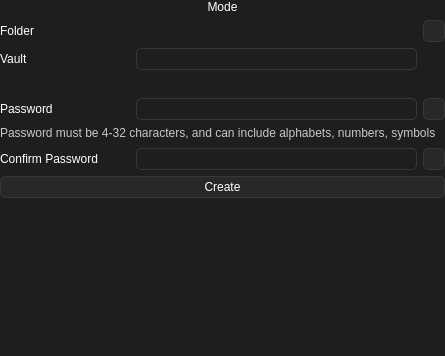
Above: ui/FrontendNewVault.ui from Nothing031/Vault before the change. Below: the same form after it.
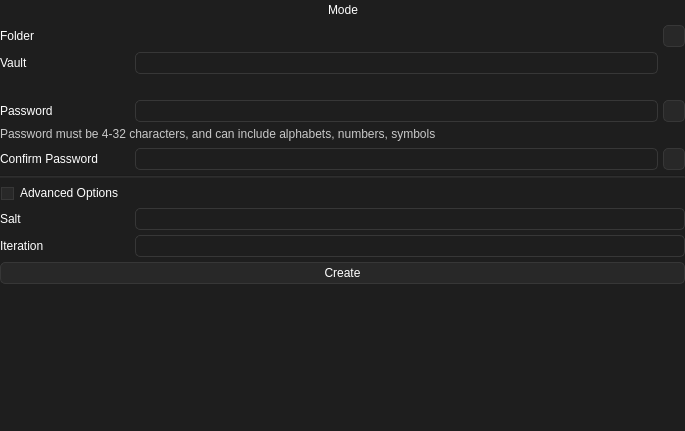
That is the form after the change. Icons and pictures are not drawn.

Diff of the .ui file:
```diff
--- a/ui/FrontendNewVault.ui
+++ b/ui/FrontendNewVault.ui
@@ -6,8 +6,8 @@
    <rect>
     <x>0</x>
     <y>0</y>
-    <width>445</width>
-    <height>356</height>
+    <width>685</width>
+    <height>431</height>
    </rect>
   </property>
   <property name="windowTitle">
@@ -31,38 +31,33 @@
 	border-radius: 5px;
 }
 
-/* ProgressBar */
-QProgressBar{
- 	border: 1px solid rgb(55, 55, 55);
-	border-radius: 5px;
-	padding-left: 0px;
-	color: rgb(0, 65, 74);
-	text-align: center;
-}
-QProgressBar::chunk{
-	border-radius: 5px;
- 	background-color: rgb(44, 222, 133);
-}
-
-#VaultAditionalInfoLabel , #DirectoryAditionalInfoLabel, #PasswordAditionalInfoLabel{
+/* Label */
+QLabel{
+	min-height: 20px;
+	max-height: 20px;
+	border: 0px;
+}#DIrectoryLabel, #VaultLabel, #PasswordLabel, #PwConfirmLabel, #SaltLabel, #IterationsLabel{
+	min-width: 130px;
+	max-width: 130px;
+}#VaultAditionalInfoLabel , #DirectoryAditionalInfoLabel, #PasswordAditionalInfoLabel{
 	font: 9pt;
 	color: rgb(200, 200, 200);
     min-height: 16px;
     max-height: 16px;
 }
-/* Label */
-QLabel{
-border: 0px;
+#line, #line_2{
+	background: rgb(40, 40, 40); 
 }
-
 /* TextEdit */
 QTextEdit{
-font: 9pt;
-border: 1px solid rgb(55, 55, 55);
-border-radius: 5px;
+	font: 9pt;
+	border: 1px solid rgb(55, 55, 55);
+	border-radius: 5px;
 }
 /* LineEdit */
 QLineEdit{
+	min-height: 20px;
+	max-height: 20px;
 	border: 1px solid rgb(55, 55, 55);
 	border-radius: 5px;
 }
@@ -75,31 +70,16 @@
 	gridline-color: rgb(0, 0, 0);
 }
 
-/* ComboBox */
-QComboBox{
-	background-color: rgb(40, 40, 40);
-	border: 1px solid rgb(55, 55, 55);
-	border-radius: 5px;
-	padding-left: 3px;
-}
-QComboBox::drop-down {
-    width: 20px;
-    border-left: 1px solid rgb(55, 55, 55);
-    border-top-right-radius: 5px; 
-    border-bottom-right-radius: 5px;
-    subcontrol-origin: padding;
-    subcontrol-position: top right;
-    width: 15px;
-}
-QComboBox::down-arrow {
-    image: url(:/icons/arrow_down.png);
-}
-
 /* PushButton */
 QPushButton{
+	min-height: 20px;
+	max-height: 20px;
 	border: 1px solid rgb(55, 55, 55);
 	border-radius: 5px;
 	background-color: rgb(40, 40, 40);
+}#PasswordVisibilityButton, #PwConfirmVisibilityButton{
+	min-width: 20px;
+	max-width: 20px;
 }
 QPushButton:pressed{
 	background-color: rgb(30, 30, 30);
@@ -107,20 +87,22 @@
 
 /* CheckBox */
 QCheckBox{
+	min-height: 20px;
+	max-height: 20px;
 	border: 1px solid rgb(55, 55, 55);
 	border-radius: 5px;
+	border: 0px;
 }
-QCheckBox::indicator{
-	margin-left: 2px;
-	margin-right: -2px;
+QCheckBox::indicator{	
+	margin: 1px 0px 0px 1px;
 }
 QCheckBox::indicator:unchecked{
-	border: 1px solid rgb(0, 0, 0);
-	background-color: rgb(200, 40 ,40);
+	border: 1px solid rgb(55, 55, 55);
+	background-color: rgb(40, 40 ,40);
 }
 QCheckBox::indicator:checked{
-	border: 1px solid rgb(0, 0, 0);
-	background-color: rgb(40, 200 ,40);
+	border: 1px solid rgb(55, 55,55);
+	background-color: rgb(200, 200 ,200);
 }
 
 </string>
@@ -138,8 +120,27 @@
    <property name="bottomMargin">
     <number>0</number>
    </property>
-   <item row="6" column="0">
+   <property name="spacing">
+    <number>5</number>
+   </property>
+   <item row="15" column="0">
+    <spacer name="verticalSpacer">
+     <property name="orientation">
+      <enum>Qt::Orientation::Vertical</enum>
+     </property>
+     <property name="sizeHint" stdset="0">
+      <size>
+       <width>20</width>
+       <height>40</height>
+      </size>
+     </property>
+    </spacer>
+   </item>
+   <item row="7" column="0">
     <layout class="QHBoxLayout" name="horizontalLayout_4">
+     <property name="spacing">
+      <number>5</number>
+     </property>
      <item>
       <widget class="QLabel" name="PwConfirmLabel">
        <property name="sizePolicy">
@@ -151,13 +152,13 @@
        <property name="minimumSize">
         <size>
          <width>130</width>
-         <height>22</height>
+         <height>20</height>
         </size>
        </property>
        <property name="maximumSize">
         <size>
          <width>130</width>
-         <height>22</height>
+         <height>20</height>
         </size>
        </property>
        <property name="text">
@@ -222,7 +223,7 @@
      </item>
     </layout>
    </item>
-   <item row="7" column="0">
+   <item row="14" column="0">
     <widget class="QPushButton" name="CreateVaultButton">
      <property name="minimumSize">
       <size>
@@ -241,21 +242,11 @@
      </property>
     </widget>
    </item>
-   <item row="8" column="0">
-    <spacer name="verticalSpacer">
-     <property name="orientation">
-      <enum>Qt::Orientation::Vertical</enum>
-     </property>
-     <property name="sizeHint" stdset="0">
-      <size>
-       <width>20</width>
-       <height>40</height>
-      </size>
-     </property>
-    </spacer>
-   </item>
-   <item row="4" column="0">
+   <item row="5" column="0">
     <layout class="QGridLayout" name="gridLayout_4">
+     <property name="spacing">
+      <number>5</number>
+     </property>
      <item row="0" column="1">
       <widget class="QLineEdit" name="PasswordLineedit">
        <property name="minimumSize">
@@ -305,31 +296,6 @@
        </property>
       </widget>
      </item>
-     <item row="0" column="0">
-      <widget class="QLabel" name="PasswordLabel">
-       <property name="sizePolicy">
-        <sizepolicy hsizetype="Fixed" vsizetype="Fixed">
-         <horstretch>0</horstretch>
-         <verstretch>0</verstretch>
-        </sizepolicy>
-       </property>
-       <property name="minimumSize">
-        <size>
-         <width>130</width>
-         <height>22</height>
-        </size>
-       </property>
-       <property name="maximumSize">
-        <size>
-         <width>130</width>
-         <height>22</height>
-        </size>
-       </property>
-       <property name="text">
-        <string>Password</string>
-       </property>
-      </widget>
-     </item>
      <item row="1" column="0" colspan="3">
       <widget class="QLabel" name="PasswordAditionalInfoLabel">
        <property name="text">
@@ -340,61 +306,50 @@
        </property>
       </widget>
      </item>
+     <item row="0" column="0">
+      <widget class="QLabel" name="PasswordLabel">
+       <property name="sizePolicy">
+        <sizepolicy hsizetype="Fixed" vsizetype="Fixed">
+         <horstretch>0</horstretch>
+         <verstretch>0</verstretch>
+        </sizepolicy>
+       </property>
+       <property name="minimumSize">
+        <size>
+         <width>130</width>
+         <height>20</height>
+        </size>
+       </property>
+       <property name="maximumSize">
+        <size>
+         <width>130</width>
+         <height>20</height>
+        </size>
+       </property>
+       <property name="text">
+        <string>Password</string>
+       </property>
+      </widget>
+     </item>
     </layout>
    </item>
-   <item row="2" column="0">
-    <widget class="QLabel" name="ModeLabel">
-     <property name="text">
-      <string>Mode</string>
-     </property>
-     <property name="alignment">
-      <set>Qt::AlignmentFlag::AlignCenter</set>
-     </property>
-    </widget>
-   </item>
-   <item row="3" column="0">
+   <item row="4" column="0">
     <layout class="QGridLayout" name="gridLayout_3">
-     <item row="1" column="1">
-      <widget class="QLineEdit" name="VaultNameLineedit">
-       <property name="minimumSize">
-        <size>
-         <width>0</width>
-         <height>22</height>
-        </size>
-       </property>
-       <property name="maximumSize">
-        <size>
-         <width>16777215</width>
-         <height>22</height>
-        </size>
-       </property>
-       <property name="text">
-        <string/>
-       </property>
-      </widget>
-     </item>
-     <item row="2" column="0" colspan="3">
-      <widget class="QLabel" name="VaultAditionalInfoLabel">
-       <property name="text">
-        <string/>
-       </property>
-       <property name="alignment">
-        <set>Qt::AlignmentFlag::AlignLeading|Qt::AlignmentFlag::AlignLeft|Qt::AlignmentFlag::AlignTop</set>
-       </property>
-      </widget>
-     </item>
+     <property name="spacing">
+      <number>5</number>
+     </property>
      <item row="1" column="0">
       <widget class="QLabel" name="VaultLabel">
        <property name="minimumSize">
         <size>
          <width>130</width>
-         <height>22</height>
+         <height>20</height>
         </size>
        </property>
        <property name="maximumSize">
         <size>
          <width>130</width>
-         <height>22</height>
+         <height>20</height>
         </size>
        </property>
        <property name="text">
@@ -402,18 +357,47 @@
        </property>
       </widget>
      </item>
+     <item row="0" column="2">
+      <widget class="QPushButton" name="DirectoryOpenButton">
+       <property name="sizePolicy">
+        <sizepolicy hsizetype="Fixed" vsizetype="Fixed">
+         <horstretch>0</horstretch>
+         <verstretch>0</verstretch>
+        </sizepolicy>
+       </property>
+       <property name="minimumSize">
+        <size>
+         <width>22</width>
+         <height>22</height>
+        </size>
+       </property>
+       <property name="maximumSize">
+        <size>
+         <width>22</width>
+         <height>22</height>
+        </size>
+       </property>
+       <property name="text">
+        <string/>
+       </property>
+       <property name="icon">
+        <iconset resource="../asset/resource.qrc">
+         <normaloff>:/icons/folder_open.png</normaloff>:/icons/folder_open.png</iconset>
+       </property>
+      </widget>
+     </item>
      <item row="0" column="0">
       <widget class="QLabel" name="DirectoryLabel">
        <property name="minimumSize">
         <size>
-         <width>130</width>
-         <height>22</height>
+         <width>0</width>
+         <height>20</height>
         </size>
        </property>
        <property name="maximumSize">
         <size>
-         <width>130</width>
-         <height>22</height>
+         <width>16777215</width>
+         <height>20</height>
         </size>
        </property>
        <property name="text">
@@ -433,37 +417,164 @@
        </property>
       </widget>
      </item>
-     <item row="0" column="2">
-      <widget class="QPushButton" name="DirectoryOpenButton">
-       <property name="sizePolicy">
-        <sizepolicy hsizetype="Fixed" vsizetype="Fixed">
-         <horstretch>0</horstretch>
-         <verstretch>0</verstretch>
-        </sizepolicy>
-       </property>
+     <item row="1" column="1">
+      <widget class="QLineEdit" name="VaultNameLineedit">
        <property name="minimumSize">
         <size>
-         <width>22</width>
+         <width>0</width>
          <height>22</height>
         </size>
        </property>
        <property name="maximumSize">
         <size>
-         <width>22</width>
+         <width>16777215</width>
          <height>22</height>
         </size>
        </property>
        <property name="text">
         <string/>
        </property>
-       <property name="icon">
-        <iconset resource="../asset/resource.qrc">
-         <normaloff>:/icons/folder_open.png</normaloff>:/icons/folder_open.png</iconset>
+      </widget>
+     </item>
+     <item row="2" column="0" colspan="3">
+      <widget class="QLabel" name="VaultAditionalInfoLabel">
+       <property name="text">
+        <string/>
        </property>
+       <property name="alignment">
+        <set>Qt::AlignmentFlag::AlignLeading|Qt::AlignmentFlag::AlignLeft|Qt::AlignmentFlag::AlignTop</set>
+       </property>
       </widget>
      </item>
     </layout>
    </item>
+   <item row="9" column="0">
+    <widget class="Line" name="line">
+     <property name="orientation">
+      <enum>Qt::Orientation::Horizontal</enum>
+     </property>
+    </widget>
+   </item>
+   <item row="10" column="0">
+    <widget class="QCheckBox" name="AdvancedOptionsButton">
+     <property name="text">
+      <string>Advanced Options</string>
+     </property>
+    </widget>
+   </item>
+   <item row="13" column="0">
+    <widget class="QWidget" name="AdvancedOptionsWidget" native="true">
+     <layout class="QGridLayout" name="gridLayout_2">
+      <property name="leftMargin">
+       <number>0</number>
+      </property>
+      <property name="topMargin">
+       <number>0</number>
+      </property>
+      <property name="rightMargin">
+       <number>0</number>
+      </property>
+      <property name="bottomMargin">
+       <number>0</number>
+      </property>
+      <property name="spacing">
+       <number>5</number>
+      </property>
+      <item row="1" column="2">
+       <widget class="QLineEdit" name="SaltLineedit">
+        <property name="minimumSize">
+         <size>
+          <width>0</width>
+          <height>22</height>
+         </size>
+        </property>
+        <property name="maximumSize">
+         <size>
+          <width>16777215</width>
+          <height>22</height>
+         </size>
+        </property>
+       </widget>
+      </item>
+      <item row="2" column="0">
+       <widget class="QLabel" name="IterationLabel">
+        <property name="text">
+         <string>Iteration</string>
+        </property>
+       </widget>
+      </item>
+      <item row="2" column="2">
+       <widget class="QLineEdit" name="IterationLineedit">
+        <property name="minimumSize">
+         <size>
+          <width>0</width>
+          <height>22</height>
+         </size>
+        </property>
+        <property name="maximumSize">
+         <size>
+          <width>16777215</width>
+          <height>22</height>
+         </size>
+        </property>
+       </widget>
+      </item>
+      <item row="1" column="0">
+       <widget class="QLabel" name="SaltLabel">
+        <property name="toolTip">
+         <string>&lt;html&gt;&lt;head/&gt;&lt;body&gt;&lt;p&gt;&lt;br/&gt;&lt;/p&gt;&lt;/body&gt;&lt;/html&gt;</string>
+        </property>
+        <property name="text">
+         <string>Salt</string>
+        </property>
+       </widget>
+      </item>
+     </layout>
+    </widget>
+   </item>
+   <item row="2" column="0">
+    <layout class="QHBoxLayout" name="horizontalLayout">
+     <property name="spacing">
+      <number>5</number>
+     </property>
+     <item>
+      <spacer name="horizontalSpacer">
+       <property name="orientation">
+        <enum>Qt::Orientation::Horizontal</enum>
+       </property>
+       <property name="sizeHint" stdset="0">
+        <size>
+         <width>40</width>
+         <height>20</height>
+        </size>
+       </property>
+      </spacer>
+     </item>
+     <item>
+      <widget class="QLabel" name="ModeLabel">
+       <property name="text">
+        <string>Mode</string>
+       </property>
+       <property name="alignment">
+        <set>Qt::AlignmentFlag::AlignCenter</set>
+       </property>
+      </widget>
+     </item>
+     <item>
+      <spacer name="horizontalSpacer_2">
+       <property name="orientation">
+        <enum>Qt::Orientation::Horizontal</enum>
+       </property>
+       <property name="sizeHint" stdset="0">
+        <size>
+         <width>40</width>
+         <height>20</height>
+        </size>
+       </property>
+      </spacer>
+     </item>
+    </layout>
+   </item>
   </layout>
  </widget>
  <resources>
```
